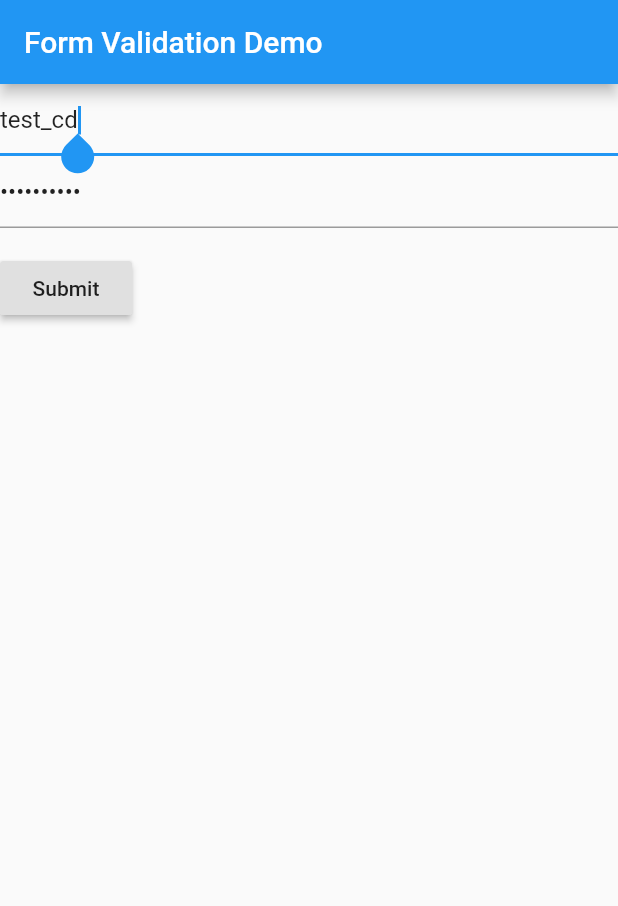
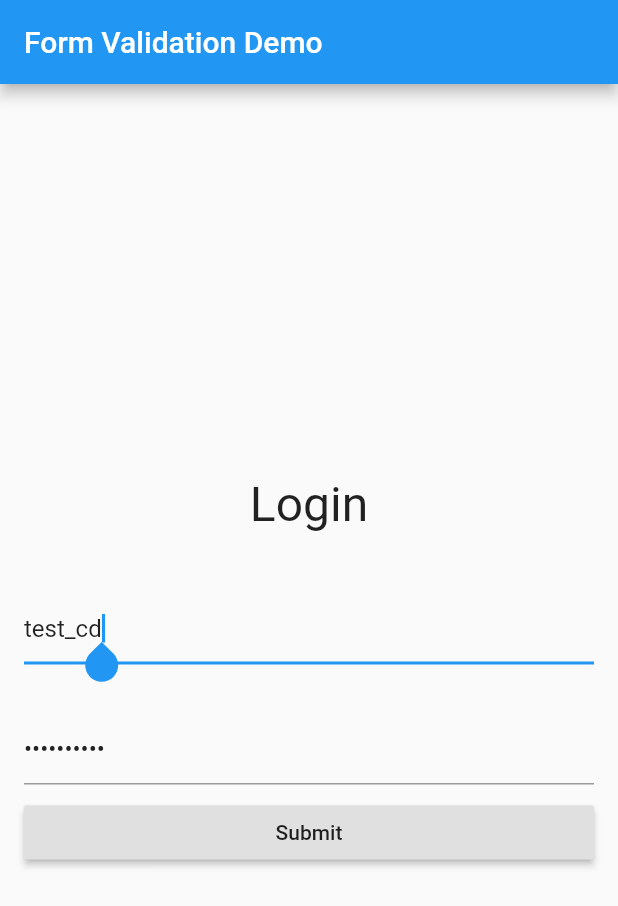
Before and after one commit to codeHackeR321/EMS_Oasis_19, a Flutter app: the screen it shows after launch, on a phone screen of 412 x 824 dp. Shown: the top 906 px of the screen. Run offline on Flutter 3.47's test engine with Material 2 defaults, Android fonts, the phone set to English and light mode, and no system bars; our stand-ins replace bloc, equatable, flutter_bloc, shared_preferences, sqflite; missing offline and left inert: qr_code_scanner; accounts and stored records are empty.

Commit message:
Minor ui changes

```diff
--- a/lib/Config.dart
+++ b/lib/Config.dart
@@ -7,7 +7,7 @@ class Config {
   static String jwtKey = "JWT";
   static String refreshKey = "Refresh";
   static String testUrl = "https://private-anon-b0dfecf108-emsoasis19.apiary-mock.com/ems";
-  static String productionUrl = "http://test1.bits-oasis.org/ems";
+  static String productionUrl = "https://testwallet.bits-oasis.org/ems";
   static String baseUrl = productionUrl;
   static String authUrl = baseUrl+"/jwt/get_token/";
   static String refreshUrl = baseUrl+"/jwt/refresh_token/";
--- a/lib/eventsProvider/EventsScreen.dart
+++ b/lib/eventsProvider/EventsScreen.dart
@@ -126,7 +126,10 @@ class _EventScreenState extends State<EventScreen> {
           Navigator.push(context, MaterialPageRoute(builder: (context) => TeamListScreen(event.id.toString(), "1")));
         },
         child: Center(
-          child: Text(event.name),
+          child: Padding(
+            padding: const EdgeInsets.all(8.0),
+            child: Text(event.name),
+          ),
           ),
         ),
     );
--- a/lib/login.dart
+++ b/lib/login.dart
@@ -33,9 +33,24 @@ class _LoginFormState extends State<LoginForm> {
         child: Form(
           key: _formKey,
           child: Column(
-            crossAxisAlignment: CrossAxisAlignment.start,
+            crossAxisAlignment: CrossAxisAlignment.stretch,
+            mainAxisAlignment:MainAxisAlignment.center,
             children: <Widget>[
-              TextFormField(
+              SizedBox(height: 24.0),
+              Padding(
+                padding: const EdgeInsets.fromLTRB(16.0,0.0,16.0,16.0),
+                child: Text(
+                 'Login',
+                  textAlign: TextAlign.center,
+                  style: TextStyle(
+                    fontSize: 32.0
+                  ),
+                ),
+              ),
+              SizedBox(height: 24.0),
+              Padding(
+                padding: const EdgeInsets.fromLTRB(16.0,0.0,16.0,8.0),
+                child: TextFormField(
                   controller: userNameController,
                   autofocus: true,
                   decoration: InputDecoration(
@@ -48,7 +63,11 @@ class _LoginFormState extends State<LoginForm> {
                     return null;
                   },
                 ),
-              TextFormField(
+              ),
+              SizedBox(height: 24.0),
+              Padding(
+                padding: const EdgeInsets.fromLTRB(16.0,0.0,16.0,8.0),
+                child: TextFormField(
                   controller: passwordController,
                   obscureText: true,
                   decoration: InputDecoration(
@@ -61,8 +80,9 @@ class _LoginFormState extends State<LoginForm> {
                     return null;
                   },
                 ),
+              ),
               Padding(
-                padding: const EdgeInsets.symmetric(vertical: 16.0),
+                padding: const EdgeInsets.fromLTRB(16.0,0.0,16.0,8.0),
                 child: RaisedButton(
                   onPressed: () {
                     /* widget.parent.setState(() {
```
Also changed, not shown: lib/eventsList/view/EventListScreen.dart (+21 -7 lines). Lines whose indentation alone changed are shown as unchanged.
